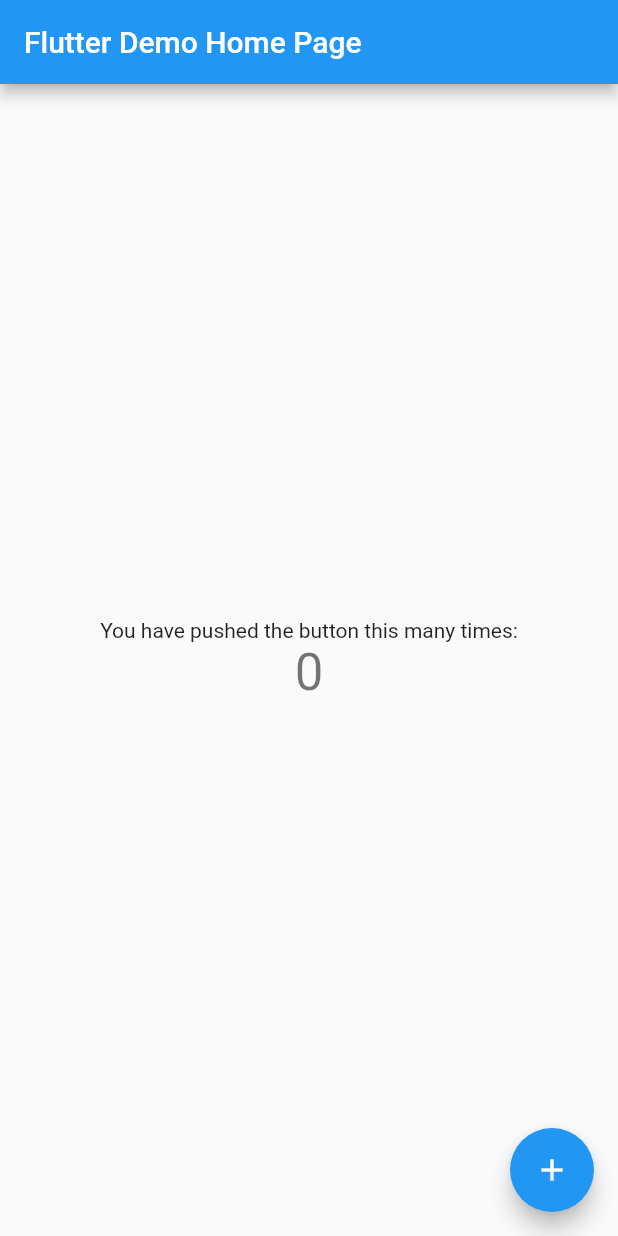
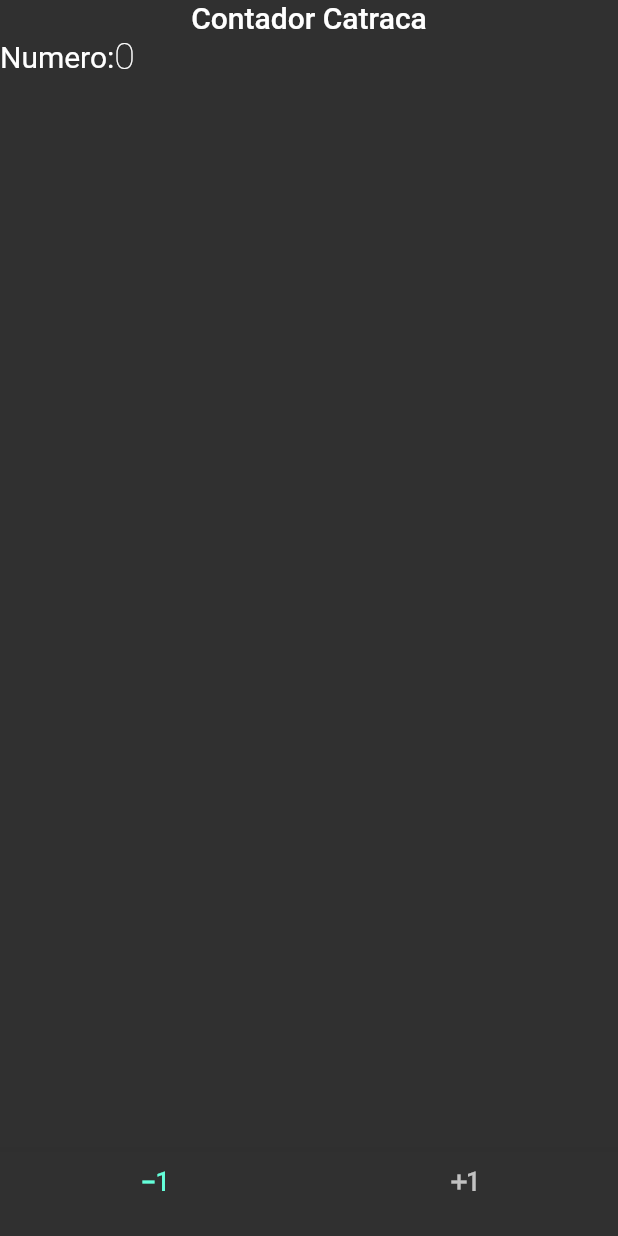
Before and after one commit to angelodc/catraca, a Flutter app: the screen it shows after launch, on a phone screen of 412 x 824 dp. Run offline on Flutter 3.47's test engine with Material 2 defaults, Android fonts, the phone set to English and light mode, and no system bars; Roboto replaces fonts that are missing (Merriweather).

Commit message:
Subi o uma tela simples que adiciona e remove um numero do contador

```diff
--- a/catraca/lib/main.dart
+++ b/catraca/lib/main.dart
@@ -1,111 +1,98 @@
 import 'package:flutter/material.dart';
 
-void main() => runApp(MyApp());
+void main() {
+  runApp(new MyApp());
+}
+
+var contador = 0;
 
 class MyApp extends StatelessWidget {
-  // This widget is the root of your application.
   @override
   Widget build(BuildContext context) {
-    return MaterialApp(
-      title: 'Flutter Demo',
-      theme: ThemeData(
-        // This is the theme of your application.
-        //
-        // Try running your application with "flutter run". You'll see the
-        // application has a blue toolbar. Then, without quitting the app, try
-        // changing the primarySwatch below to Colors.green and then invoke
-        // "hot reload" (press "r" in the console where you ran "flutter run",
-        // or simply save your changes to "hot reload" in a Flutter IDE).
-        // Notice that the counter didn't reset back to zero; the application
-        // is not restarted.
+    return new MaterialApp(
+      title: 'Generated App',
+      theme: new ThemeData(
+        brightness: Brightness.dark,
         primarySwatch: Colors.blue,
+        primaryColor: const Color(0xFF212121),
+        accentColor: const Color(0xFF64ffda),
+        canvasColor: const Color(0xFF303030),
+        fontFamily: 'Merriweather',
       ),
-      home: MyHomePage(title: 'Flutter Demo Home Page'),
+      home: new MyHomePage(),
     );
   }
 }
 
 class MyHomePage extends StatefulWidget {
-  MyHomePage({Key key, this.title}) : super(key: key);
-
-  // This widget is the home page of your application. It is stateful, meaning
-  // that it has a State object (defined below) that contains fields that affect
-  // how it looks.
-
-  // This class is the configuration for the state. It holds the values (in this
-  // case the title) provided by the parent (in this case the App widget) and
-  // used by the build method of the State. Fields in a Widget subclass are
-  // always marked "final".
-
-  final String title;
-
+  MyHomePage({Key key}) : super(key: key);
   @override
-  _MyHomePageState createState() => _MyHomePageState();
+  _MyHomePageState createState() => new _MyHomePageState();
 }
 
 class _MyHomePageState extends State<MyHomePage> {
-  int _counter = 0;
-
-  void _incrementCounter() {
-    setState(() {
-      // This call to setState tells the Flutter framework that something has
-      // changed in this State, which causes it to rerun the build method below
-      // so that the display can reflect the updated values. If we changed
-      // _counter without calling setState(), then the build method would not be
-      // called again, and so nothing would appear to happen.
-      _counter++;
-    });
-  }
-
   @override
   Widget build(BuildContext context) {
-    // This method is rerun every time setState is called, for instance as done
-    // by the _incrementCounter method above.
-    //
-    // The Flutter framework has been optimized to make rerunning build methods
-    // fast, so that you can just rebuild anything that needs updating rather
-    // than having to individually change instances of widgets.
-    return Scaffold(
-      appBar: AppBar(
-        // Here we take the value from the MyHomePage object that was created by
-        // the App.build method, and use it to set our appbar title.
-        title: Text(widget.title),
-      ),
-      body: Center(
-        // Center is a layout widget. It takes a single child and positions it
-        // in the middle of the parent.
-        child: Column(
-          // Column is also a layout widget. It takes a list of children and
-          // arranges them vertically. By default, it sizes itself to fit its
-          // children horizontally, and tries to be as tall as its parent.
-          //
-          // Invoke "debug painting" (press "p" in the console, choose the
-          // "Toggle Debug Paint" action from the Flutter Inspector in Android
-          // Studio, or the "Toggle Debug Paint" command in Visual Studio Code)
-          // to see the wireframe for each widget.
-          //
-          // Column has various properties to control how it sizes itself and
-          // how it positions its children. Here we use mainAxisAlignment to
-          // center the children vertically; the main axis here is the vertical
-          // axis because Columns are vertical (the cross axis would be
-          // horizontal).
-          mainAxisAlignment: MainAxisAlignment.center,
+    return new Scaffold(
+      body: new Column(
+          mainAxisAlignment: MainAxisAlignment.start,
+          mainAxisSize: MainAxisSize.max,
+          crossAxisAlignment: CrossAxisAlignment.center,
           children: <Widget>[
-            Text(
-              'You have pushed the button this many times:',
+            new Text(
+              "Contador Catraca",
+              style: new TextStyle(
+                  fontSize: 20.0,
+                  color: const Color(0xFFffffff),
+                  fontWeight: FontWeight.w500,
+                  fontFamily: "Merriweather"),
             ),
-            Text(
-              '$_counter',
-              style: Theme.of(context).textTheme.display1,
+            new Row(
+                mainAxisAlignment: MainAxisAlignment.start,
+                mainAxisSize: MainAxisSize.max,
+                crossAxisAlignment: CrossAxisAlignment.center,
+                children: <Widget>[
+                  new Text(
+                    "Numero:",
+                    style: new TextStyle(
+                        fontSize: 20.0,
+                        color: const Color(0xFFffffff),
+                        fontWeight: FontWeight.w400,
+                        fontFamily: "Merriweather"),
+                  ),
+                  new Text(
+                    contador.toString(),
+                    style: new TextStyle(
+                        fontSize: 25.0,
+                        color: const Color(0xFFffffff),
+                        fontWeight: FontWeight.w200,
+                        fontFamily: "Roboto"),
+                  )
+                ])
+          ]),
+      bottomNavigationBar: new BottomNavigationBar(
+          onTap: (int index) {
+            setState(() {
+              if (index == 0) {
+                if (contador > 0) {
+                  contador--;
+                }
+              } else {
+                contador++;
+
+              }
+            });
+          },
+          items: [
+            new BottomNavigationBarItem(
+              icon: const Icon(Icons.exposure_neg_1),
+              title: new Text(''),
             ),
-          ],
-        ),
-      ),
-      floatingActionButton: FloatingActionButton(
-        onPressed: _incrementCounter,
-        tooltip: 'Increment',
-        child: Icon(Icons.add),
-      ), // This trailing comma makes auto-formatting nicer for build methods.
+            new BottomNavigationBarItem(
+              icon: const Icon(Icons.exposure_plus_1),
+              title: new Text(''),
+            )
+          ]),
     );
   }
 }
```
